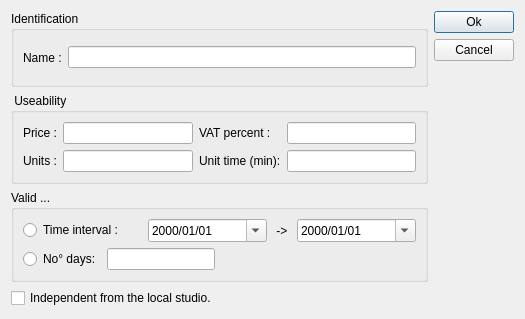
The window that client/dlgpatientcardtypeedit.ui (tbikfalvi/Belenus) describes before a commit, drawn with Qt 5.
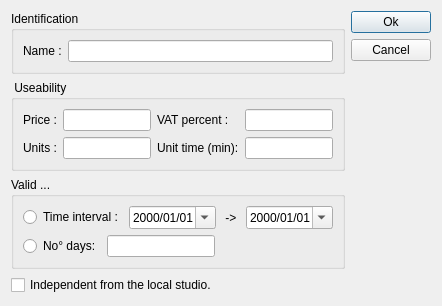
The same window after the commit.

Diff of the .ui file:
```diff
--- a/client/dlgpatientcardtypeedit.ui
+++ b/client/dlgpatientcardtypeedit.ui
@@ -6,8 +6,8 @@
    <rect>
     <x>0</x>
     <y>0</y>
-    <width>525</width>
-    <height>319</height>
+    <width>420</width>
+    <height>270</height>
    </rect>
   </property>
   <property name="windowTitle">
```
